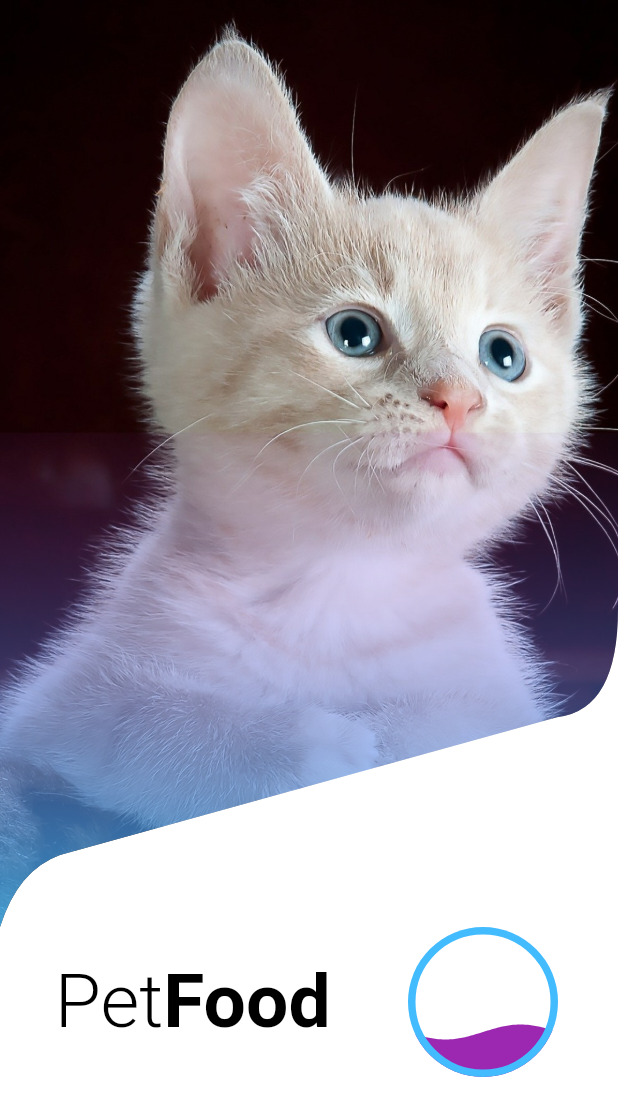
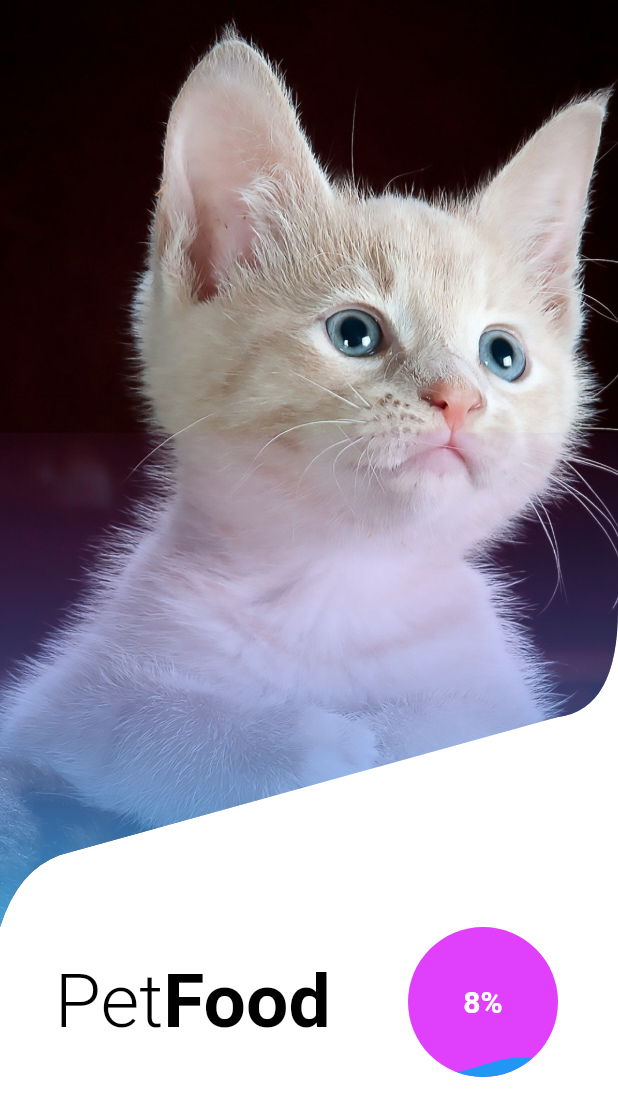
Before and after one commit to bonnesbaby14/petfood, a Flutter app: the first screen one second after launch, on a phone screen of 412 x 824 dp. Shown: the top 1116 px of the screen. Run offline on Flutter 3.47's test engine with Material 2 defaults, Android fonts, the phone set to English and light mode, and no system bars; our stand-ins replace liquid_progress_indicator, sleek_circular_slider; Roboto replaces fonts that are missing (Poppins).

Commit message:
se agergo progress bar en la home

```diff
--- a/lib/pages/Home.dart
+++ b/lib/pages/Home.dart
@@ -3,6 +3,7 @@ import 'package:petfood/utils/clipper.dart';
 import 'package:petfood/utils/clipperButton.dart';
 import 'package:sleek_circular_slider/sleek_circular_slider.dart';
 import 'package:liquid_progress_indicator/liquid_progress_indicator.dart';
+import 'package:petfood/utils/Progress.dart';
 class Home extends StatefulWidget {
   @override
   _loginState createState() => _loginState();
@@ -98,18 +99,7 @@ class _loginState extends State<Home> {
               // )
               Padding(
 
-                child:SizedBox(
-                width: 100,
-                height: 100,
-                child: LiquidCircularProgressIndicator(
-                  backgroundColor: Colors.white,
-                  valueColor: AlwaysStoppedAnimation(Colors.purple),
-                  borderColor: Color(0xFF42BBFF),
-                  borderWidth: 5.0,
-                  value: .3,
-
-                ),
-              ) ,
+                child:_AnimatedLiquidCircularProgressIndicator(),
               padding: EdgeInsets.fromLTRB(0, 0, 40, 0) ,
               ),
             ],
@@ -119,3 +109,62 @@ class _loginState extends State<Home> {
     );
   }
 }
+
+
+
+class _AnimatedLiquidCircularProgressIndicator extends StatefulWidget {
+  @override
+  State<StatefulWidget> createState() =>
+      _AnimatedLiquidCircularProgressIndicatorState();
+}
+
+class _AnimatedLiquidCircularProgressIndicatorState
+    extends State<_AnimatedLiquidCircularProgressIndicator>
+    with SingleTickerProviderStateMixin {
+  AnimationController _animationController;
+
+  @override
+  void initState() {
+    super.initState();
+    _animationController = AnimationController(
+      vsync: this,
+      duration: Duration(seconds: 10),
+    );
+
+    _animationController.addListener(() => setState(() {if(percentage==99){
+      print("Lista");
+    }}));
+    _animationController.repeat();
+  }
+
+  @override
+  void dispose() {
+    _animationController.dispose();
+    super.dispose();
+  }
+
+  @override
+  Widget build(BuildContext context) {
+    final percentage = _animationController.value * 100;
+
+    return Center(
+      child: SizedBox(
+        width: 100.0,
+        height: 100.0,
+        child: LiquidCircularProgressIndicator(
+          value: _animationController.value,
+          backgroundColor: Colors.purpleAccent,
+          valueColor: AlwaysStoppedAnimation(Colors.blue),
+          center: Text(
+            "${percentage.toStringAsFixed(0)}%",
+            style: TextStyle(
+              color: Colors.white,
+              fontSize: 20.0,
+              fontWeight: FontWeight.bold,
+            ),
+          ),
+        ),
+      ),
+    );
+  }
+}
```
Also changed, not shown: lib/utils/Progress.dart (added).
